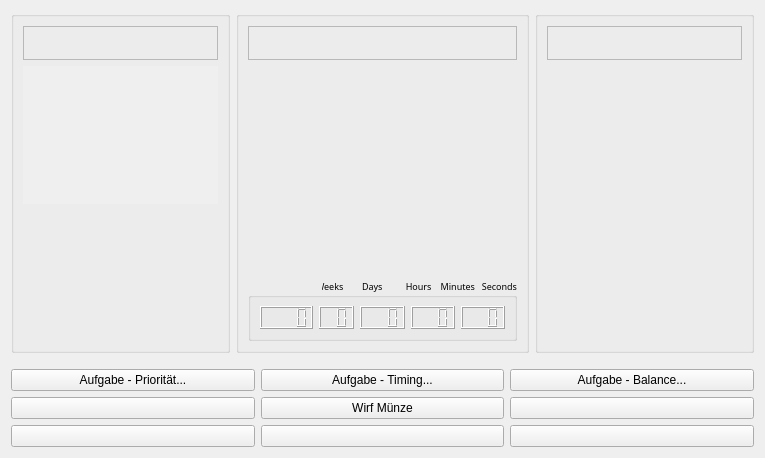
Before: the Qt Designer form src/ui/what_now.ui in amogorkon/watnu, drawn with Qt 5.
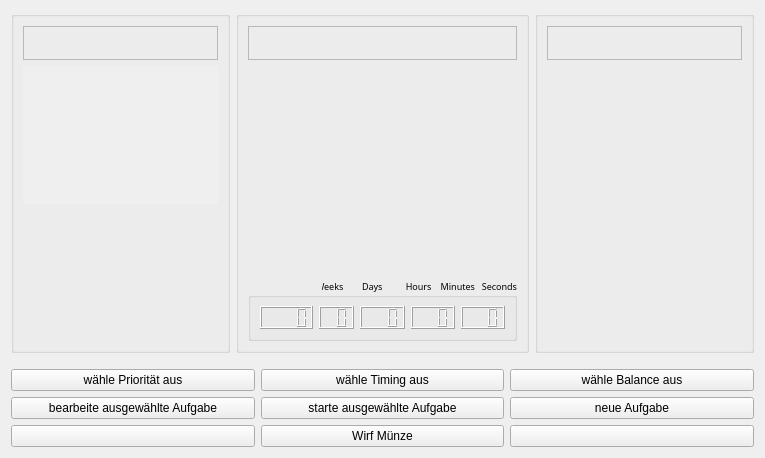
After: the same form once the commit is applied. Icons and pictures are not drawn.

Commit message: style(what_now): buttons

```diff
--- a/src/ui/what_now.ui
+++ b/src/ui/what_now.ui
@@ -601,7 +601,7 @@
         </font>
        </property>
        <property name="text">
-        <string>Aufgabe - Balance...</string>
+        <string>wähle Balance aus</string>
        </property>
        <property name="shortcut">
         <string>9</string>
@@ -619,7 +619,7 @@
         </font>
        </property>
        <property name="text">
-        <string>Aufgabe - Priorität...</string>
+        <string>wähle Priorität aus</string>
        </property>
        <property name="shortcut">
         <string>7</string>
@@ -637,7 +637,7 @@
         </font>
        </property>
        <property name="text">
-        <string>Aufgabe - Timing...</string>
+        <string>wähle Timing aus</string>
        </property>
        <property name="shortcut">
         <string>8</string>
@@ -655,7 +655,7 @@
         </font>
        </property>
        <property name="text">
-        <string/>
+        <string>neue Aufgabe</string>
        </property>
        <property name="shortcut">
         <string>6</string>
@@ -673,11 +673,7 @@
         </font>
        </property>
        <property name="text">
-        <string>Wirf Münze</string>
-       </property>
-       <property name="icon">
-        <iconset>
-         <normaloff>../extra/coin.svg</normaloff>../extra/coin.svg</iconset>
+        <string>starte ausgewählte Aufgabe</string>
        </property>
        <property name="shortcut">
         <string>5</string>
@@ -713,7 +709,11 @@
         </font>
        </property>
        <property name="text">
-        <string/>
+        <string>Wirf Münze</string>
+       </property>
+       <property name="icon">
+        <iconset>
+         <normaloff>../extra/coin.svg</normaloff>../extra/coin.svg</iconset>
        </property>
        <property name="shortcut">
         <string>2</string>
@@ -731,7 +731,7 @@
         </font>
        </property>
        <property name="text">
-        <string/>
+        <string>bearbeite ausgewählte Aufgabe</string>
        </property>
        <property name="shortcut">
         <string>4</string>
```
The commit also changes 1 other file.
